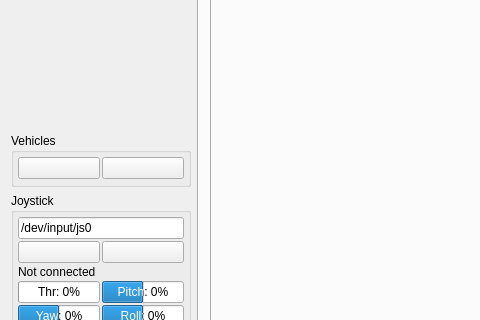
Before: the Qt Designer form Linux/RControlStation/mainwindow.ui in vedderb/rise_sdvp, drawn with Qt 5; both pictures show x 0 to 480 and y 182 to 502 of the 1103 by 766 pixel window.
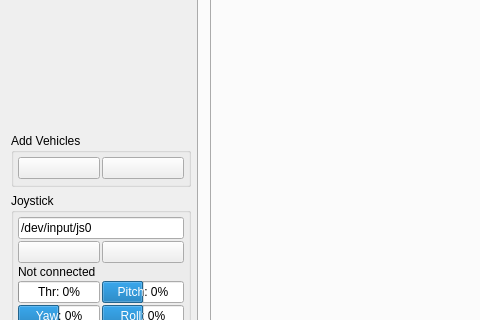
After: the same form once the commit is applied. Icons and pictures are not drawn. Custom widgets are drawn as their Qt base class.

```diff
--- a/Linux/RControlStation/mainwindow.ui
+++ b/Linux/RControlStation/mainwindow.ui
@@ -230,7 +230,7 @@
       <item>
        <widget class="QGroupBox" name="groupBox_2">
         <property name="title">
-         <string>Vehicles</string>
+         <string>Add Vehicles</string>
         </property>
         <layout class="QHBoxLayout" name="horizontalLayout_4">
          <property name="spacing">
```
